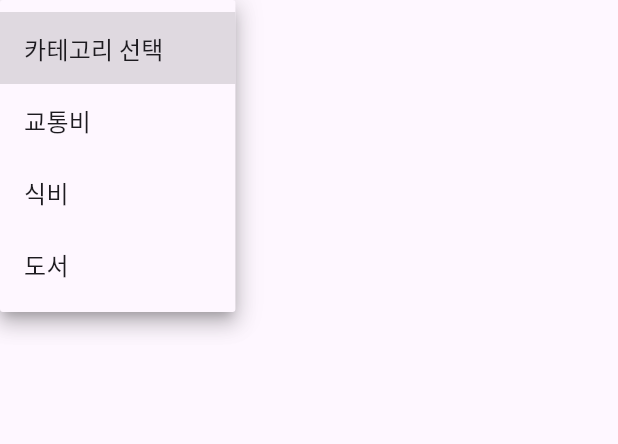
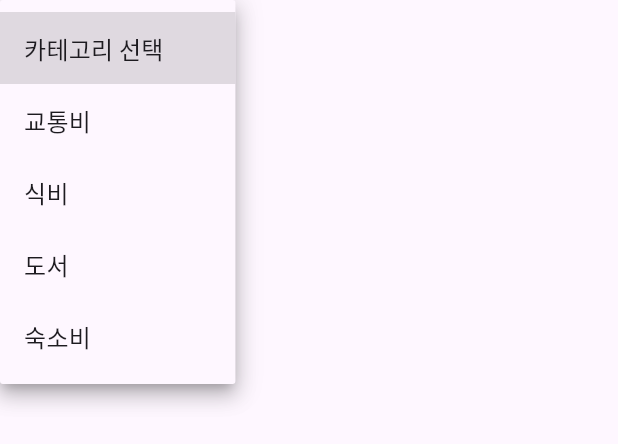
Before and after one commit to YoonjeongYoo/Capstone-EasyBudget, a Flutter app: the CategoryEdit widget shown alone on an empty page, opened directly with empty values, after a tap on "카테고리 선택", on a phone screen of 412 x 824 dp. Shown: the top 444 px of the screen. Run offline on Flutter 3.47's test engine with Material 3 defaults, Android fonts, the phone set to English and light mode, and no system bars; our stand-ins replace cloud_firestore, drift, firebase_core, fl_chart, getwidget, image_picker and 2 more; accounts and stored records are empty.

Commit message:
카테고리 수정

```diff
--- a/lib/layout/bottom_navigationbar_layout.dart
+++ b/lib/layout/bottom_navigationbar_layout.dart
@@ -455,7 +455,7 @@ class MenuDialog extends StatelessWidget {
             Navigator.push(
               context,
               MaterialPageRoute(
-                builder: (context) => MemberManagementScreen(spaceName: spaceName!, currentUserId: currentUserId), // currentUserId 전달
+                builder: (context) => MemberManagementScreen(spaceName: spaceName, currentUserId: currentUserId), // currentUserId 전달
               ),
             );
           },
--- a/lib/layout/category_layout.dart
+++ b/lib/layout/category_layout.dart
@@ -32,7 +32,7 @@ class CategoryEdit extends StatefulWidget {
 }
 
 class _CategoryEditState extends State<CategoryEdit> {
-  final _categories = ['카테고리 선택', '교통비', '식비', '도서']; // DB에서 받아오도록
+  final _categories = ['카테고리 선택', '교통비', '식비', '도서', '숙소비']; // DB에서 받아오도록
   String? _selectedCat;
 
   @override
```
